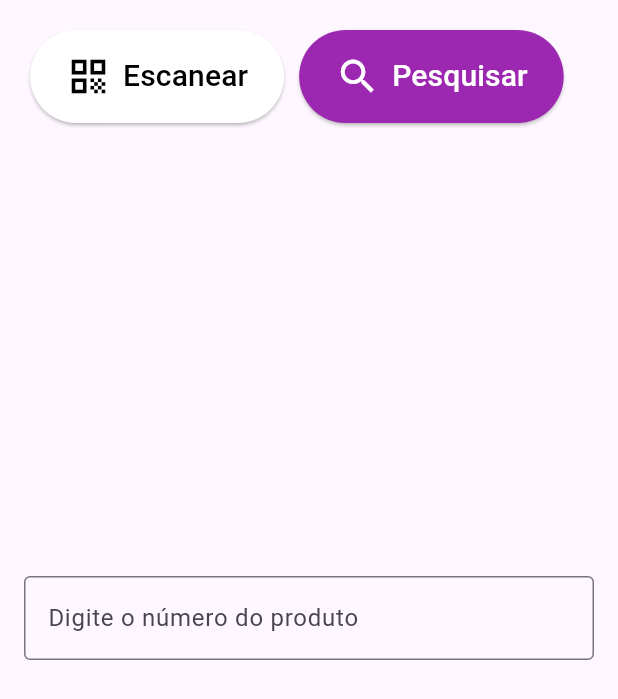
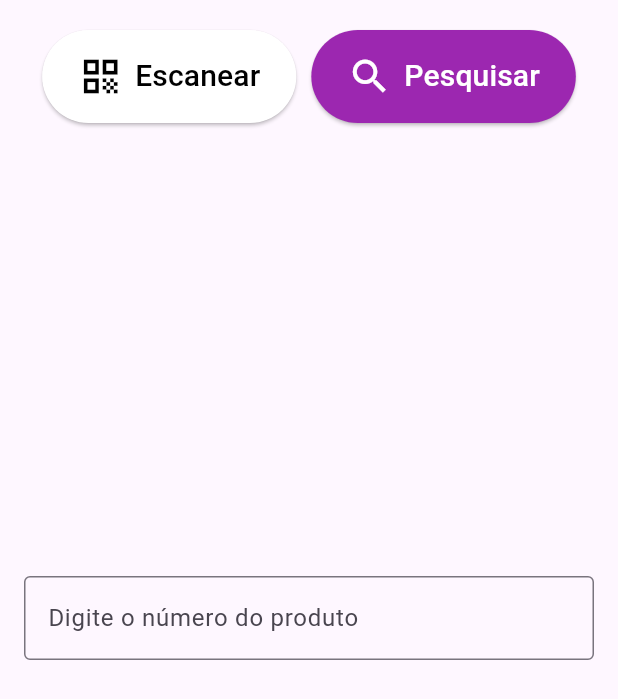
Before and after one commit to lucasrocha0402/meu_patrimonio, a Flutter app: the BarcodeScannerScreen screen opened directly with empty values, after a tap on "Pesquisar", on a phone screen of 412 x 824 dp. Shown: the top 699 px of the screen. Run offline on Flutter 3.47's test engine with Material 3 defaults, Android fonts, the phone set to English and light mode, and no system bars; our stand-ins replace camera, image_picker, photo_view; missing offline and left inert: barcode_scan2.

Commit message:
feat: alterações dia 23

```diff
--- a/lib/main.dart
+++ b/lib/main.dart
@@ -12,6 +12,7 @@ class PatrimonioApp extends StatelessWidget {
       title: 'App de Patrimônio',
       theme: ThemeData(
         primarySwatch: Colors.blue,
+        fontFamily: 'Roboto',
       ),
       home: LoginScreen(), // Tela inicial é a de login
     );
--- a/lib/screens/BarcodeScannerScreen.dart
+++ b/lib/screens/BarcodeScannerScreen.dart
@@ -43,6 +43,7 @@ class _BarcodeScannerScreenState extends State<BarcodeScannerScreen> {
     return Scaffold(
       body: Stack(
         children: [
+          // Exibir a câmera ou o campo de texto
           _isCameraVisible
               ? FutureBuilder<void>(
                   future: _initializeControllerFuture,
@@ -68,10 +69,14 @@ class _BarcodeScannerScreenState extends State<BarcodeScannerScreen> {
                     ),
                   ),
                 ),
-          Positioned(
-            top: 20,
-            left: 20,
+
+          // Centralizar os botões
+          Align(
+            alignment: Alignment.topCenter,
+            child: Padding(
+              padding: const EdgeInsets.symmetric(vertical: 20.0),
               child: Row(
+                mainAxisAlignment: MainAxisAlignment.center,
                 children: [
                   ElevatedButton.icon(
                     onPressed: () async {
@@ -83,7 +88,8 @@ class _BarcodeScannerScreenState extends State<BarcodeScannerScreen> {
                     icon: Icon(Icons.qr_code, size: 30),
                     label: Text('Escanear', style: TextStyle(fontSize: 20)),
                     style: ElevatedButton.styleFrom(
-                    padding: EdgeInsets.symmetric(horizontal: 24, vertical: 16),
+                      padding:
+                          EdgeInsets.symmetric(horizontal: 24, vertical: 16),
                       backgroundColor:
                           _isCameraVisible ? Colors.purple : Colors.white,
                       foregroundColor:
@@ -100,7 +106,8 @@ class _BarcodeScannerScreenState extends State<BarcodeScannerScreen> {
                     icon: Icon(Icons.search, size: 30),
                     label: Text('Pesquisar', style: TextStyle(fontSize: 20)),
                     style: ElevatedButton.styleFrom(
-                    padding: EdgeInsets.symmetric(horizontal: 24, vertical: 16),
+                      padding:
+                          EdgeInsets.symmetric(horizontal: 24, vertical: 16),
                       backgroundColor:
                           !_isCameraVisible ? Colors.purple : Colors.white,
                       foregroundColor:
@@ -108,6 +115,7 @@ class _BarcodeScannerScreenState extends State<BarcodeScannerScreen> {
                     ),
                   ),
                 ],
+              ),
             ),
           ),
         ],
```
Also changed, not shown: pubspec.yaml (+6 -69 lines), assets/fonts/Roboto-Medium.ttf (added). Lines whose indentation alone changed are shown as unchanged.
